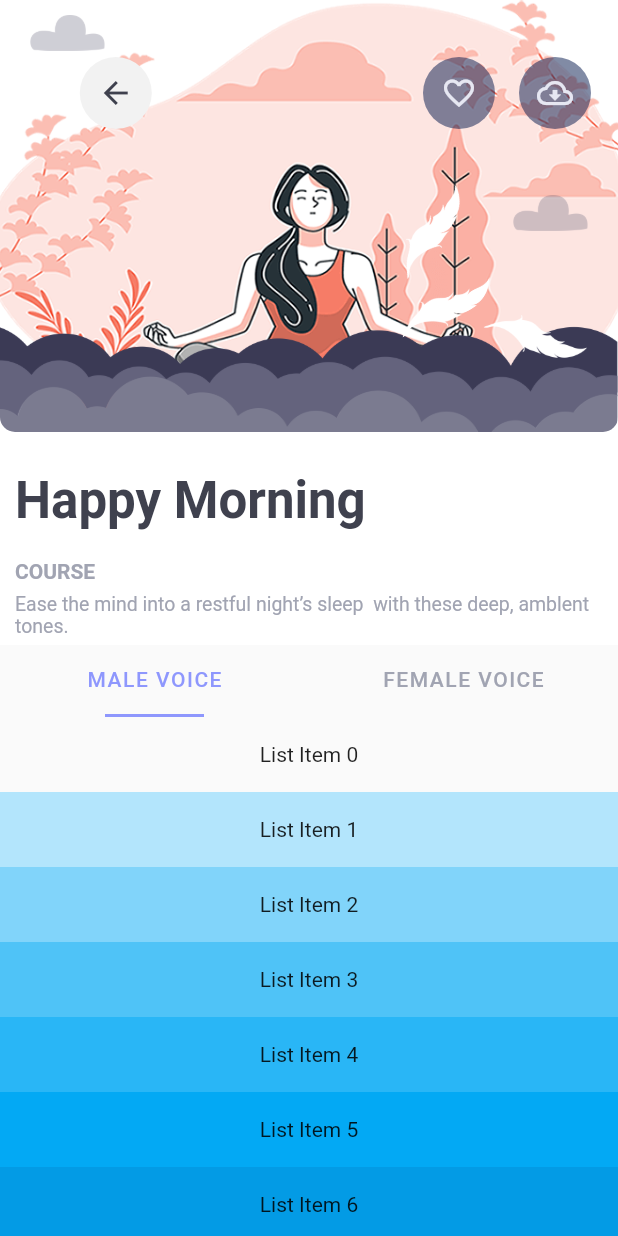
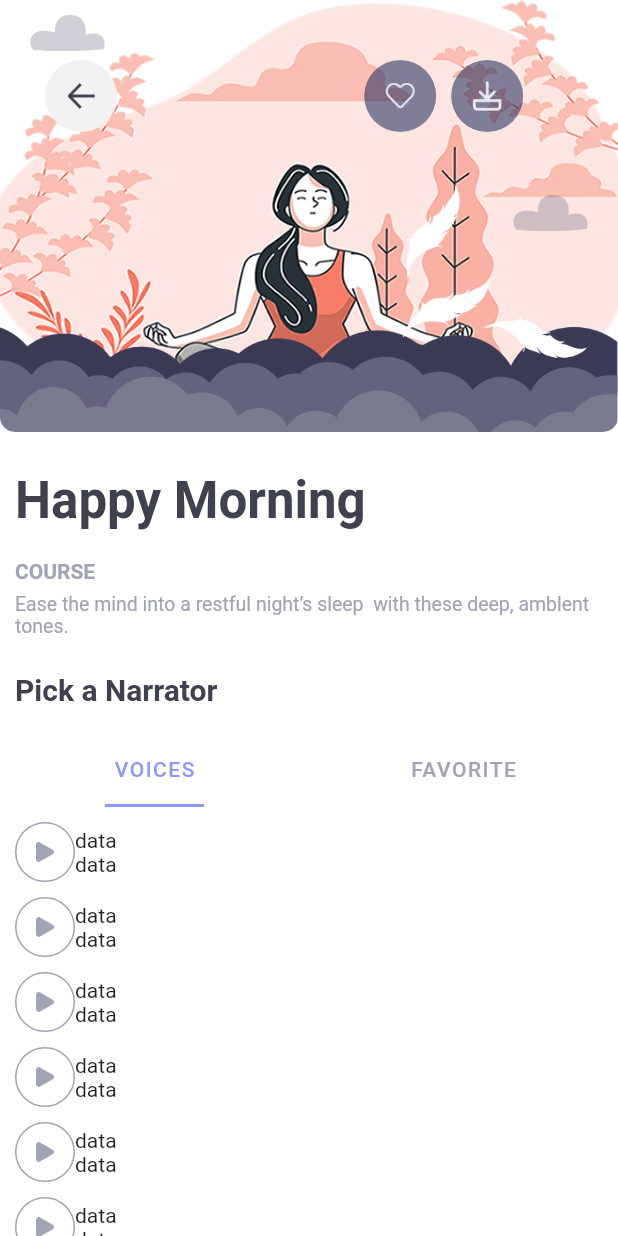
Before and after one commit to husen-hn/SilentMoon, a Flutter app: the PlayList screen opened by its route, on a phone screen of 412 x 824 dp. Run offline on Flutter 3.47's test engine with Material 2 defaults, Android fonts, the phone set to English and light mode, and no system bars.

Commit message:
play list top img & tabBar

```diff
--- a/lib/screen/play_list.dart
+++ b/lib/screen/play_list.dart
@@ -5,7 +5,26 @@ class PlayList extends StatefulWidget {
   _PlayListState createState() => _PlayListState();
 }
 
-class _PlayListState extends State<PlayList> {
+class _PlayListState extends State<PlayList>
+    with SingleTickerProviderStateMixin {
+  TabController _tabController;
+  List<Map> musics = [
+    {"name": "Focus Attention", "time": "10 MIN"},
+    {"name": "Body Scan", "time": "4 MIN"},
+    {"name": "Making Happiness ", "time": "3 MIN"},
+    {"name": "Focus Attention", "time": "6 MIN"},
+    {"name": "Body Scan", "time": "2 MIN"},
+    {"name": "Making Happiness ", "time": "7 MIN"},
+    {"name": "", "time": ""},
+    {"name": "", "time": ""},
+  ];
+
+  @override
+  void initState() {
+    _tabController = new TabController(length: 2, vsync: this);
+    super.initState();
+  }
+
   @override
   Widget build(BuildContext context) {
     return Scaffold(
@@ -14,13 +33,12 @@ class _PlayListState extends State<PlayList> {
           length: 2,
           child: CustomScrollView(
             slivers: [
+              //top images & actions
               Theme(
                 data: Theme.of(context).copyWith(
                     accentColor: Color(0xff8E97FD), primaryColor: Colors.white),
                 child: SliverAppBar(
-                  floating: false,
-                  pinned: false,
-                  expandedHeight: 430,
+                  expandedHeight: 490,
                   automaticallyImplyLeading: false,
                   flexibleSpace: FlexibleSpaceBar(
                     background: Column(
@@ -40,56 +58,70 @@ class _PlayListState extends State<PlayList> {
                             children: [
                               // action buttons
                               Positioned(
-                                top: 30,
+                                top: 40,
                                 right: 10,
+                                left: 30,
                                 child: Row(
                                   children: [
-                                    TextButton(
-                                        child: Container(
+                                    //back
+                                    Container(
                                         decoration: ShapeDecoration(
                                           color: const Color(0xffF2F2F2),
                                           shape: const CircleBorder(),
                                         ),
                                         child: IconButton(
-                                        icon: const Icon(Icons.arrow_back,
-                                            color: Color(0xff3F414E)),
-                                        onPressed: () =>
-                                            Navigator.of(context).pop(),
+                                          autofocus: true,
+                                          icon: Image(
+                                            image:
+                                                AssetImage("images/back.png"),
+                                            color: Color(0xff3F414E),
+                                            width: 18.0,
                                           ),
+                                          onPressed: () {
+                                            Navigator.pop(context);
+                                          },
                                         )),
                                     Container(
                                       width: MediaQuery.of(context).size.width *
                                           .4,
                                     ),
-                                    TextButton(
-                                        child: Container(
+                                    //favorite
+                                    Container(
                                       decoration: ShapeDecoration(
                                         color: const Color(0xff03174C)
                                             .withOpacity(0.5),
                                         shape: const CircleBorder(),
                                       ),
                                       child: IconButton(
-                                        icon: const Icon(
-                                            Icons.favorite_border_outlined,
-                                            color: Color(0xffE6E7F2)),
-                                        onPressed: () =>
-                                            Navigator.of(context).pop(),
+                                        autofocus: true,
+                                        icon: Image(
+                                          image:
+                                              AssetImage("images/favorite.png"),
+                                          color: Color(0xffE6E7F2),
+                                          width: 20.0,
                                         ),
-                                    )),
-                                    TextButton(
-                                        child: Container(
+                                        onPressed: () {},
+                                      ),
+                                    ),
+                                    SizedBox(
+                                      width: 10.0,
+                                    ),
+                                    //download
+                                    Container(
                                         decoration: ShapeDecoration(
                                           color: const Color(0xff03174C)
                                               .withOpacity(0.5),
                                           shape: const CircleBorder(),
                                         ),
                                         child: IconButton(
-                                        icon: const Icon(
-                                            Icons.cloud_download_outlined,
-                                            color: Color(0xffE6E7F2)),
-                                        onPressed: () =>
-                                            Navigator.of(context).pop(),
+                                          autofocus: true,
+                                          icon: Image(
+                                            image: AssetImage(
+                                                "images/download.png"),
+                                            color: Color(0xffE6E7F2),
+                                            width: 20.0,
                                           ),
+                                          onPressed: () {},
                                         )),
                                   ],
                                 ),
@@ -213,6 +245,12 @@ class _PlayListState extends State<PlayList> {
                                         fontWeight: FontWeight.normal,
                                         fontSize: 13.0,
                                         color: Color(0xffA1A4B2))),
+                                TextSpan(
+                                    text: '\n\nPick a Narrator',
+                                    style: TextStyle(
+                                        // fontWeight: FontWeight.normal,
+                                        fontSize: 20.0,
+                                        color: Color(0xff3F414E))),
                               ],
                             ),
                           ),
@@ -223,53 +261,127 @@ class _PlayListState extends State<PlayList> {
                 ),
               ),
               //TabBar
-
               Theme(
                 data: Theme.of(context).copyWith(
-                      accentColor: Color(0xff8E97FD),
-                      primaryColor: Colors.white),
-                  child: SliverPersistentHeader(
-                    delegate: _SliverAppBarDelegate(
-                      TabBar(
+                    accentColor: Color(0xff8E97FD), primaryColor: Colors.white),
+                child: SliverAppBar(
+                  elevation: 0,
+                  snap: false,
+                  pinned: true,
+                  floating: true,
+                  bottom: TabBar(
+                    controller: _tabController,
                     isScrollable: false,
                     labelColor: Color(0xff8E97FD),
                     unselectedLabelColor: Color(0xffA1A4B2),
                     indicator: UnderlineTabIndicator(
-                            borderSide: BorderSide(
-                                width: 2.0, color: Color(0xff8E97FD)),
+                        borderSide:
+                            BorderSide(width: 2.0, color: Color(0xff8E97FD)),
                         insets: EdgeInsets.symmetric(horizontal: 70.0)),
                     tabs: [
                       Tab(
                         child: Text(
-                              'MALE VOICE',
+                          'VOICES',
                           style: TextStyle(letterSpacing: 1.0),
                         ),
                       ),
                       Tab(
                         child: Text(
-                              "FEMALE VOICE",
+                          "FAVORITE",
                           style: TextStyle(letterSpacing: 1.0),
                         ),
                       ),
                     ],
                   ),
+                  expandedHeight: 30,
                 ),
-                    pinned: true,
-                  )),
-              //Music List
+              ),
+              //Voice List
               SliverFixedExtentList(
                 itemExtent: 50.0,
                 delegate: SliverChildBuilderDelegate(
                   (BuildContext context, int index) {
-                    // return TabBarView(children: [
-                    //   Icon(Icons.apps),
-                    //   Icon(Icons.movie),
-                    //   Icon(Icons.games),
-                    // ]);
-                    return Container(
-                      alignment: Alignment.center,
-                      color: Colors.lightBlue[100 * (index % 9)],
-                      child: Text('List Item $index'),
+                    return TabBarView(
+                      controller: _tabController,
+                      children: [
+                        // Voice Tab
+                        Container(
+                          padding: EdgeInsets.all(10.0),
+                          color: Colors.white,
+                          child: InkWell(
+                            child: Column(
+                              children: [
+                                Row(
+                                  children: [
+                                    Container(
+                                      width: 40.0,
+                                      height: 40.0,
+                                      decoration: BoxDecoration(
+                                          borderRadius:
+                                              BorderRadius.circular(100),
+                                          border: Border.all(
+                                              width: 1,
+                                              color: Color(0xffA1A4B2))),
+                                      child: IconButton(
+                                        autofocus: true,
+                                        icon: Image(
+                                          image: AssetImage("images/play.png"),
+                                          color: Color(0xffA1A4B2),
+                                          width: 12.0,
+                                        ),
+                                        onPressed: () {},
+                                      ),
+                                    ),
+                                    Column(
+                                      children: [Text('data'), Text('data')],
+                                    )
+                                  ],
+                                ),
+                                Container(
+                                  // padding: EdgeInsets.all(20.0),
+                                  width: MediaQuery.of(context).size.width,
+                                  height: 1,
+                                  color: Color(0xffADB8D9).withOpacity(.5),
+                                ),
+                              ],
+                            ),
+                          ),
+                        ),
+                        // Favorite Tab
+                        InkWell(
+                          child: Column(
+                            children: [
+                              Row(
+                                children: [
+                                  Container(
+                                    decoration: const ShapeDecoration(
+                                      color: Colors.white,
+                                      shape: CircleBorder(),
+                                    ),
+                                    child: IconButton(
+                                      autofocus: true,
+                                      icon: Image(
+                                        image: AssetImage("images/play.png"),
+                                        width: 12.0,
+                                      ),
+                                      onPressed: () {},
+                                    ),
+                                  ),
+                                  Column(
+                                    children: [Text('data'), Text('data')],
+                                  )
+                                ],
+                              ),
+                              Container(
+                                padding: EdgeInsets.all(20.0),
+                                width: MediaQuery.of(context).size.width,
+                                height: 1,
+                                color: Color(0xffADB8D9).withOpacity(.5),
+                              ),
+                            ],
+                          ),
+                        ),
+                      ],
                     );
                   },
                 ),
@@ -281,27 +393,3 @@ class _PlayListState extends State<PlayList> {
     );
   }
 }
-
-class _SliverAppBarDelegate extends SliverPersistentHeaderDelegate {
-  _SliverAppBarDelegate(this._tabBar);
-
-  final TabBar _tabBar;
-
-  @override
-  double get minExtent => _tabBar.preferredSize.height;
-  @override
-  double get maxExtent => _tabBar.preferredSize.height;
-
-  @override
-  Widget build(
-      BuildContext context, double shrinkOffset, bool overlapsContent) {
-    return new Container(
-      child: _tabBar,
-    );
-  }
-
-  @override
-  bool shouldRebuild(_SliverAppBarDelegate oldDelegate) {
-    return false;
-  }
-}
--- a/lib/widget/navigation_bar.dart
+++ b/lib/widget/navigation_bar.dart
@@ -4,10 +4,12 @@ class NavigationBar extends StatefulWidget {
   Color unselectedLabelColor;
   bool showUnselectedLabels;
   Color bgColor;
+  Function onTap;
   NavigationBar(
       {this.unselectedLabelColor = const Color(0xffA0A3B1),
       this.showUnselectedLabels = true,
-      this.bgColor = Colors.white});
+      this.bgColor = Colors.white,
+      this.onTap});
   @override
   _NavigationBarState createState() => _NavigationBarState();
 }
@@ -16,6 +18,7 @@ class _NavigationBarState extends State<NavigationBar> {
   int _selectedIndex = 0;
   void _onItemTapped(int index) {
     setState(() {
+      widget.onTap(index);
       _selectedIndex = index;
     });
   }
```
Also changed, not shown: lib/screen/main_screen.dart (+11 -4 lines), lib/screen/nav_bar_screens/sleep.dart (added, +193 -0 lines), pubspec.yaml (+10 -0 lines), images/all.png (added), images/anxious.png (added), images/back.png (added), images/download.png (added), images/favorite.png (added), images/kids.png (added), images/sleep_banner.png (added), images/sleep_bg.png (added), images/sleep_tab.png (added), lib/screen/nav_bar_screens/home.dart (renamed from lib/screen/home.dart), pubspec.lock. Lines whose indentation alone changed are shown as unchanged.
